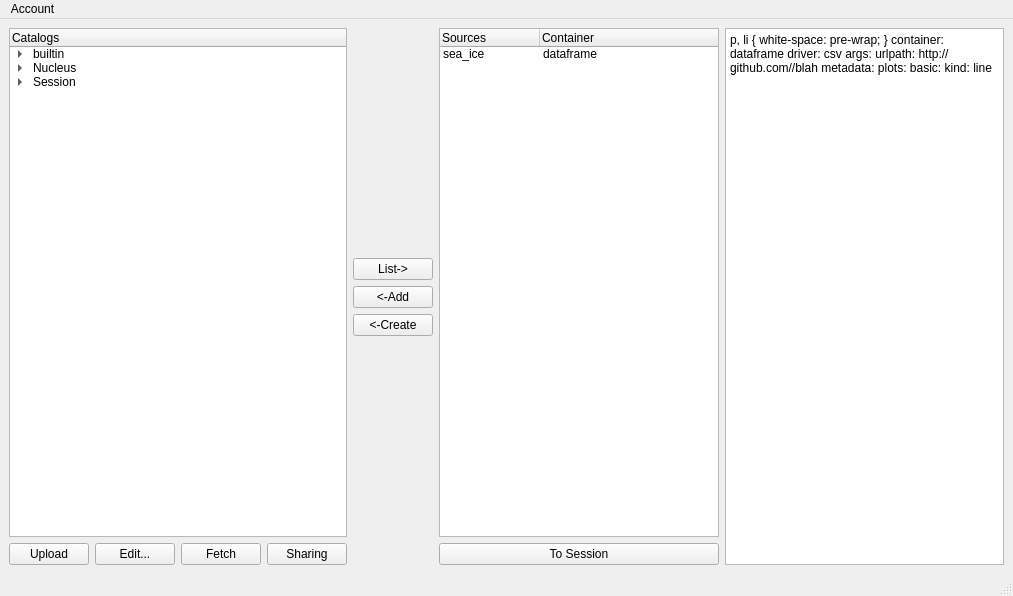
First picture: the form in gui.ui, repository martindurant/gui_scratch, before the edit.
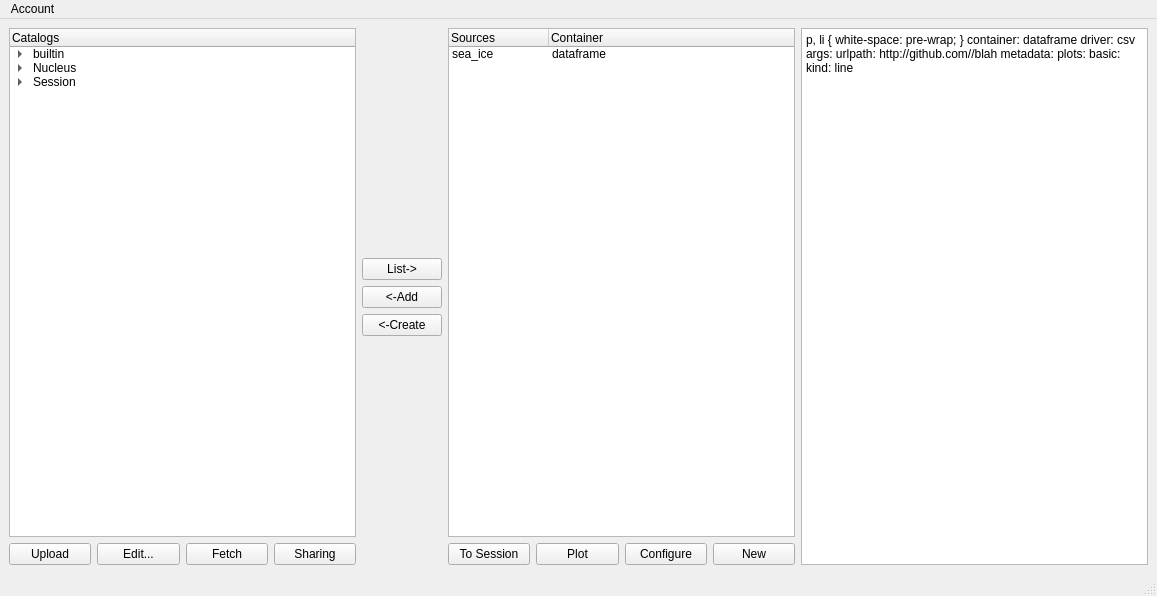
Second picture: the form after the edit.

Commit message: Random buttons

The edit to the form file:
```diff
--- a/gui.ui
+++ b/gui.ui
@@ -6,7 +6,7 @@
    <rect>
     <x>0</x>
     <y>0</y>
-    <width>1013</width>
+    <width>1157</width>
     <height>596</height>
    </rect>
   </property>
@@ -181,6 +181,8 @@
        </widget>
       </item>
       <item>
+       <layout class="QHBoxLayout" name="horizontalLayout_4">
+        <item>
        <widget class="QPushButton" name="pushButton_8">
         <property name="text">
          <string>To Session</string>
@@ -188,6 +190,29 @@
        </widget>
       </item>
       <item>
+         <widget class="QPushButton" name="pushButton_9">
+          <property name="text">
+           <string>Plot</string>
+          </property>
+         </widget>
+        </item>
+        <item>
+         <widget class="QPushButton" name="pushButton_10">
+          <property name="text">
+           <string>Configure</string>
+          </property>
+         </widget>
+        </item>
+        <item>
+         <widget class="QPushButton" name="pushButton_11">
+          <property name="text">
+           <string>New</string>
+          </property>
+         </widget>
+        </item>
+       </layout>
+      </item>
+      <item>
        <layout class="QHBoxLayout" name="horizontalLayout_3"/>
       </item>
      </layout>
@@ -217,7 +242,7 @@
     <rect>
      <x>0</x>
      <y>0</y>
-     <width>1013</width>
+     <width>1157</width>
      <height>22</height>
     </rect>
    </property>
```
Lines whose indentation alone changed are shown as unchanged.
